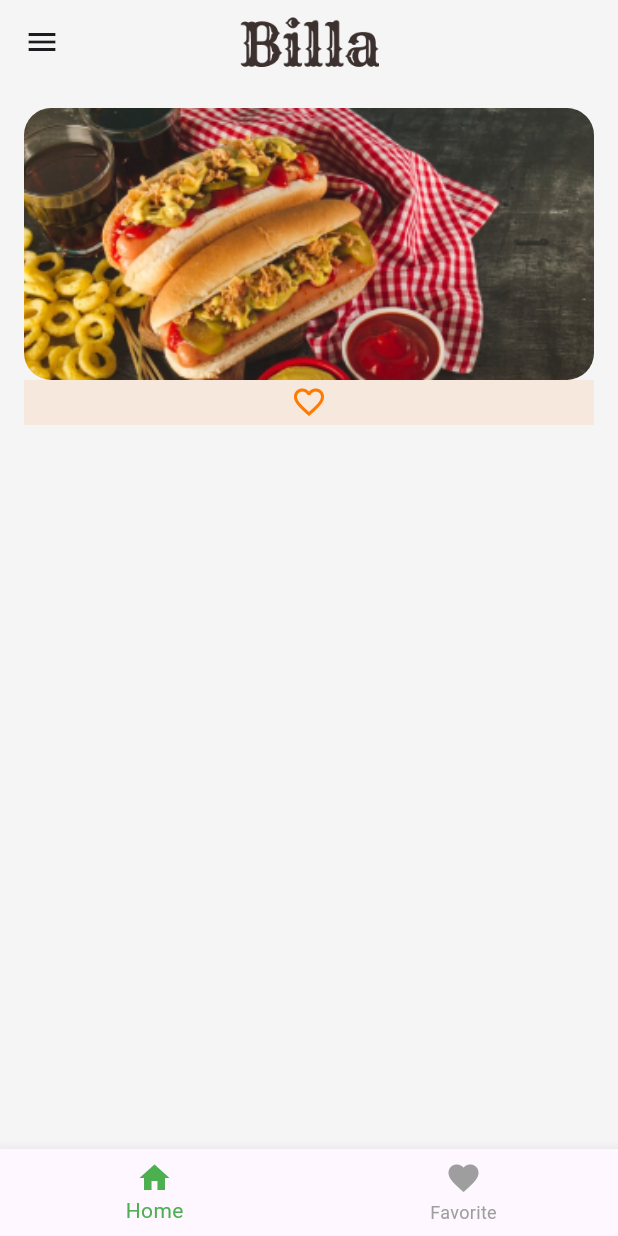
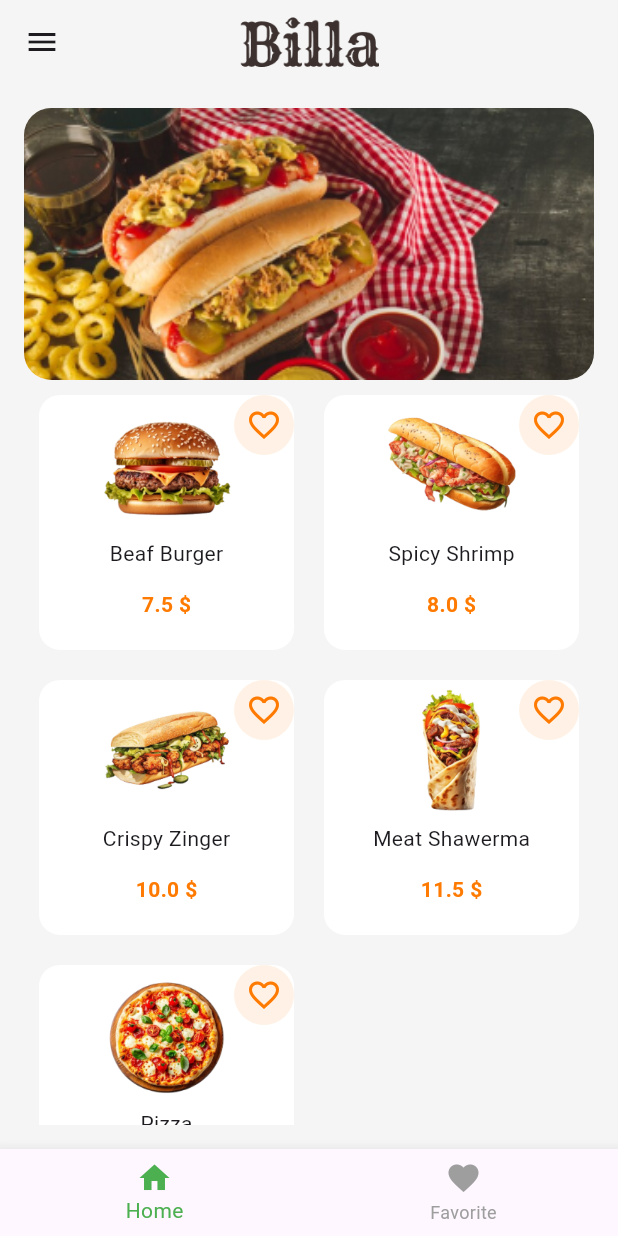
Before and after one commit to ZiadElsaadany/code-cycle-8, a Flutter app: the screen it shows after launch, on a phone screen of 412 x 824 dp. Run offline on Flutter 3.47's test engine with Material 3 defaults, Android fonts, the phone set to English and light mode, and no system bars; our stand-ins replace animate_do, google_fonts.

Commit message:
add fav screens

```diff
--- /dev/null
+++ b/bella_session_code_cycle_8_final/lib/features/home/data/models/food_model.dart
@@ -0,0 +1,25 @@
+import 'package:bella_session_code_cycle_8_final/core/utils/app_images.dart';
+
+class FoodModel {
+  final String title;
+  final String image ;
+  final double price;
+   bool fav ;
+  FoodModel(
+  {
+    required this.title,
+    required this.image,
+    required this.price,
+    this.fav = false
+}
+      );
+}
+
+
+List<FoodModel>  foods  = [
+  FoodModel(title: "Beaf Burger", image: AppImages.beafBurger, price: 7.5),
+  FoodModel(title: "Spicy Shrimp", image: AppImages.spicyShrimp, price: 8 ),
+  FoodModel(title: "Crispy Zinger", image: AppImages.crispyZinger, price: 10 ,),
+  FoodModel(title: "Meat Shawerma", image: AppImages.meatShawerma, price: 11.5),
+  FoodModel(title: "Pizza", image: AppImages.pizza, price: 5),
+] ;
--- a/bella_session_code_cycle_8_final/lib/features/home/views/home_screen.dart
+++ b/bella_session_code_cycle_8_final/lib/features/home/views/home_screen.dart
@@ -1,4 +1,5 @@
 import 'package:bella_session_code_cycle_8_final/core/utils/app_images.dart';
+import 'package:bella_session_code_cycle_8_final/features/favourites/views/favorite_screen.dart';
 import 'package:bella_session_code_cycle_8_final/features/home/views/widgets/home_body.dart';
 import 'package:flutter/material.dart';
 
@@ -16,7 +17,8 @@ class _HomeScreenState extends State<HomeScreen> {
   List<Widget> screens  = [
     // current index  = 0
     HomeBody() ,
-    Center(child: Text("favorite"),),
+    FavoriteScreen(
+    )
 
   ] ;
   @override
--- /dev/null
+++ b/bella_session_code_cycle_8_final/lib/features/home/views/widgets/banner_widget.dart
@@ -0,0 +1,21 @@
+import 'package:flutter/material.dart';
+
+import '../../../../core/utils/app_images.dart';
+
+class CustomBanner extends StatelessWidget {
+  const CustomBanner({super.key});
+
+  @override
+  Widget build(BuildContext context) {
+    final size = MediaQuery.of(context).size;
+
+    return     ClipRRect(
+      borderRadius: BorderRadius.circular(18),
+      child: Image.asset(AppImages.banner,
+        width: double.infinity,
+        height:size.height*0.22,
+        fit: BoxFit.cover,
+      ),
+    );
+  }
+}
--- /dev/null
+++ b/bella_session_code_cycle_8_final/lib/features/home/views/widgets/food_home_widget.dart
@@ -0,0 +1,75 @@
+import 'package:flutter/material.dart';
+
+import '../../../../core/utils/app_images.dart';
+import '../../data/models/food_model.dart';
+
+class HomeFoodWidget extends StatefulWidget {
+  const HomeFoodWidget({super.key, required this.index});
+
+final int index;
+
+  @override
+  State<HomeFoodWidget> createState() => _HomeFoodWidgetState();
+}
+
+class _HomeFoodWidgetState extends State<HomeFoodWidget> {
+  @override
+  Widget build(BuildContext context) {
+    return  Stack(
+      alignment: Alignment.topRight,
+      children: [
+        Container(
+          alignment: Alignment.center,
+          margin: EdgeInsets.all(10),
+          decoration: BoxDecoration(
+              color: Colors.white,
+              borderRadius: BorderRadius.circular(14)
+          ),
+          child: Column(
+            children: [
+              Image.asset(foods[widget.index].image ,
+                height: 96,
+                width: 96,
+              ),
+              Text(foods[widget.index].title),
+              SizedBox(height: 14,),
+              Text("${foods[widget.index].price} \$",
+                style: TextStyle(
+                    color: AppColors.orange,
+                    fontWeight: FontWeight.bold
+                ),
+              ),
+              SizedBox(height: 11,),
+            ],
+          ),
+        ),
+        Padding(
+          padding: const EdgeInsets.symmetric(
+              horizontal: 10.0 ,
+          vertical: 10
+          ),
+          child: GestureDetector(
+            onTap: ( ) {
+
+setState(() {
+  foods[widget.index].fav = !foods[widget.index].fav;
+
+});
+            },
+            child: CircleAvatar(
+              backgroundColor: AppColors.orange.withOpacity(0.1),
+              child:    Icon(
+
+                foods[widget.index].fav == true?
+                    Icons.favorite
+                    :
+                Icons.favorite_border,
+                color: AppColors.orange,
+              ),
+            ),
+          ),
+        ),
+      ],
+    );
+  }
+}
--- a/bella_session_code_cycle_8_final/lib/features/home/views/widgets/home_body.dart
+++ b/bella_session_code_cycle_8_final/lib/features/home/views/widgets/home_body.dart
@@ -1,58 +1,35 @@
 import 'package:bella_session_code_cycle_8_final/core/utils/app_images.dart';
+import 'package:bella_session_code_cycle_8_final/features/home/data/models/food_model.dart';
+import 'package:bella_session_code_cycle_8_final/features/home/views/widgets/banner_widget.dart';
 import 'package:flutter/cupertino.dart';
 import 'package:flutter/material.dart';
+
+import 'food_home_widget.dart';
 
 class HomeBody extends StatelessWidget {
   const HomeBody({super.key});
 
   @override
   Widget build(BuildContext context) {
-    final size = MediaQuery.of(context).size;
     return Padding(
       padding: const EdgeInsets.all(16.0),
-      child: Column(
-        children: [
-          ClipRRect(
-            borderRadius: BorderRadius.circular(18),
-            child: Image.asset(AppImages.banner,
-              width: double.infinity,
-              height:size.height*0.22,
-              fit: BoxFit.cover,
-            ),
+      child: CustomScrollView(
+        slivers: [
+          const SliverToBoxAdapter(
+            child:         CustomBanner(),
+          )  ,
+          SliverGrid.builder(gridDelegate: const SliverGridDelegateWithFixedCrossAxisCount(
+
+             crossAxisCount: 2
+
           ),
+              itemCount: foods.length,
+              itemBuilder: (c,index) {
+            return   HomeFoodWidget(
+              index:index ,
+            );
+          })
 
-
-          Expanded(
-            child: ListView.builder(
- itemCount: 1,
-                itemBuilder: (c,index)  {
-              return Container(
-
-                decoration: BoxDecoration(
-                  color:AppColors.orange.withOpacity(0.1)
-                ),
-                child: Column(
-                  children: [
-                    SizedBox(
-                      height: 30,
-                      width: 30,
-                      child: Container(
-
-
-                        height: 30,
-
-                        width: 30,
-
-                        child: Icon(Icons.favorite_border,
-                        color: AppColors.orange,
-                        ),
-                      ),
-                    )
-                  ],
-                ),
-              );
-            }),
-          )
         ],
       ),
     );
--- a/bella_session_code_cycle_8_final/lib/main.dart
+++ b/bella_session_code_cycle_8_final/lib/main.dart
@@ -2,6 +2,7 @@ import 'package:bella_session_code_cycle_8_final/features/home/views/home_screen
 import 'package:flutter/material.dart';
 
 void main() {
+
   runApp(const Bella());
 }
 
```
Also changed, not shown: bella_session_code_cycle_8_final/lib/features/favourites/views/favorite_screen.dart (added, +57 -0 lines).
